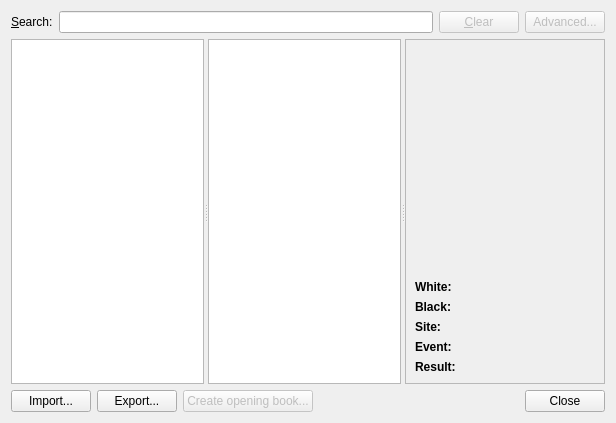
cutechess/cutechess, file projects/gui/ui/gamedatabasedlg.ui: the form before one commit.
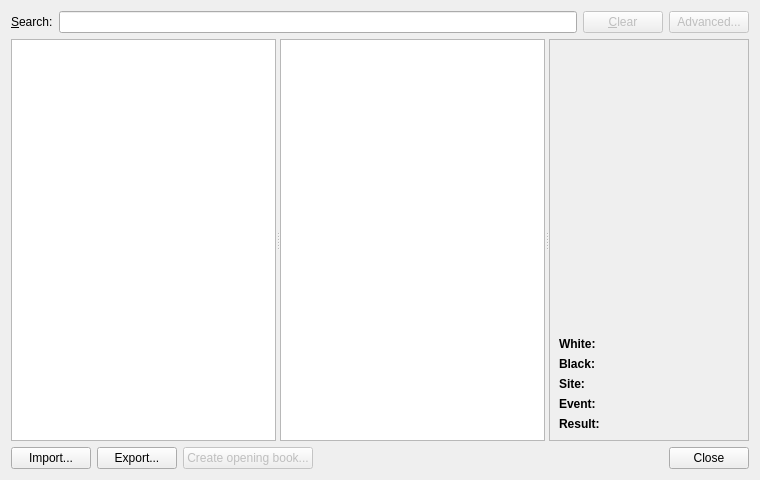
The form after the commit.

Commit message:
Visual changes to GameDatabaseDialog
* The dialog is now bigger by default
* The splitter's views have better sizes
* Horizontal scrollbars are only usefull in the middle view

Diff of the .ui file:
```diff
--- a/projects/gui/ui/gamedatabasedlg.ui
+++ b/projects/gui/ui/gamedatabasedlg.ui
@@ -6,8 +6,8 @@
    <rect>
     <x>0</x>
     <y>0</y>
-    <width>616</width>
-    <height>423</height>
+    <width>760</width>
+    <height>480</height>
    </rect>
   </property>
   <property name="windowTitle">
@@ -69,6 +69,9 @@
         <height>0</height>
        </size>
       </property>
+      <property name="horizontalScrollBarPolicy">
+       <enum>Qt::ScrollBarAlwaysOff</enum>
+      </property>
       <property name="selectionMode">
        <enum>QAbstractItemView::ExtendedSelection</enum>
       </property>
@@ -94,6 +97,9 @@
         <height>0</height>
        </size>
       </property>
+      <property name="horizontalScrollBarPolicy">
+       <enum>Qt::ScrollBarAlwaysOff</enum>
+      </property>
       <property name="widgetResizable">
        <bool>true</bool>
       </property>
@@ -103,7 +109,7 @@
          <x>0</x>
          <y>0</y>
          <width>198</width>
-         <height>333</height>
+         <height>390</height>
         </rect>
        </property>
        <layout class="QGridLayout" name="gridLayout_3">
```
Left out of the diff: 110 changed lines with no effect on the pictures. The commit also changes 1 other file.
